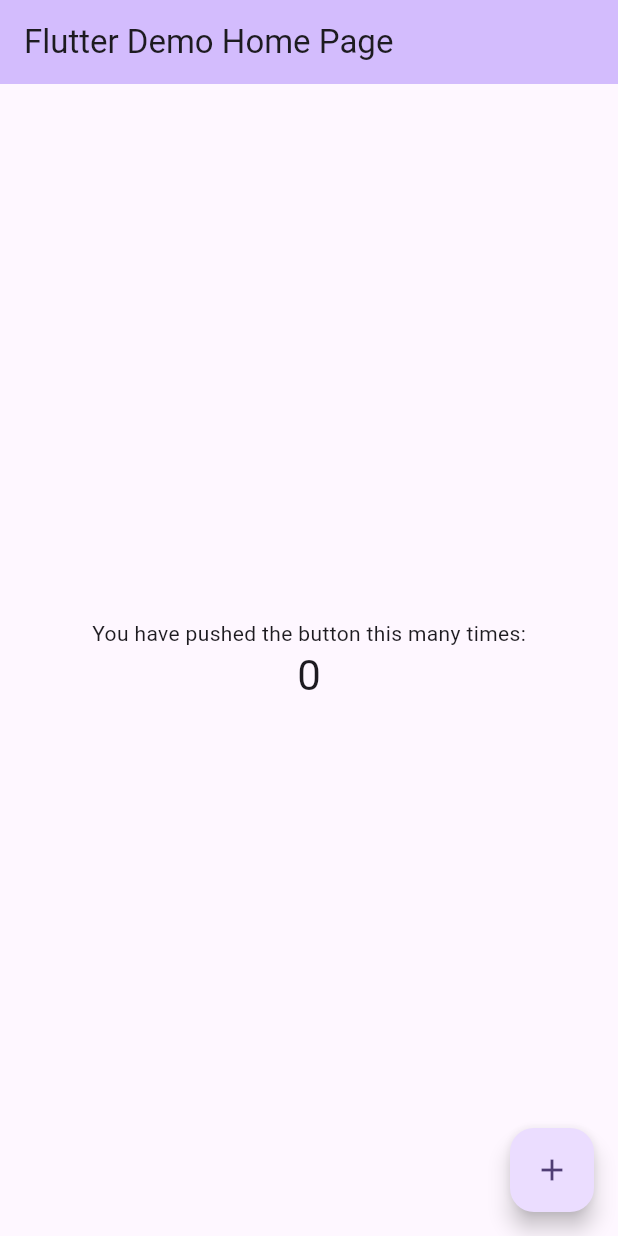
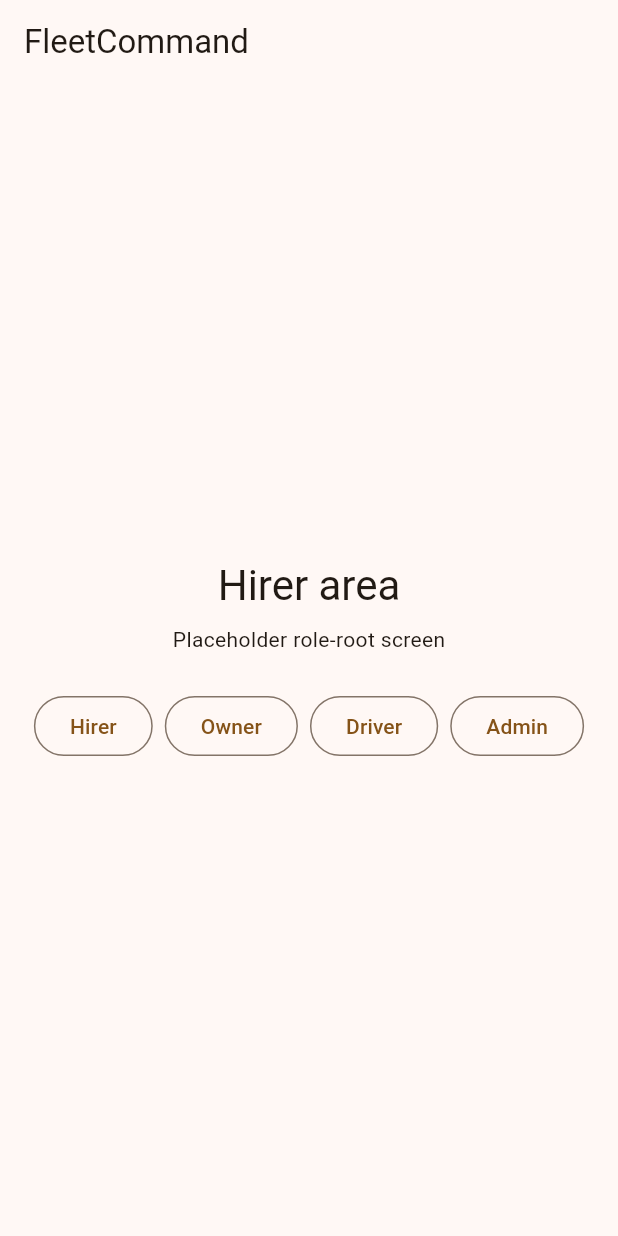
Before and after one commit to harsh-pandhe/fleetcommand-platform, a Flutter app: the screen it shows after launch, on a phone screen of 412 x 824 dp. Run offline on Flutter 3.47's test engine with Material 3 defaults, Android fonts, the phone set to English and light mode, and no system bars; our stand-ins replace flutter_riverpod, go_router.

Commit message:
feat(mobile): add Riverpod and go_router app shell closes #4

```diff
--- /dev/null
+++ b/mobile/lib/app/app.dart
@@ -0,0 +1,28 @@
+import 'package:fleetcommand_mobile/app/router/app_router.dart';
+import 'package:flutter/material.dart';
+import 'package:flutter_riverpod/flutter_riverpod.dart';
+
+class App extends StatelessWidget {
+  const App({super.key});
+
+  @override
+  Widget build(BuildContext context) {
+    return const ProviderScope(child: FleetCommandApp());
+  }
+}
+
+class FleetCommandApp extends StatelessWidget {
+  const FleetCommandApp({super.key});
+
+  @override
+  Widget build(BuildContext context) {
+    return MaterialApp.router(
+      title: 'FleetCommand',
+      theme: ThemeData(
+        colorScheme: ColorScheme.fromSeed(seedColor: Colors.orange),
+        useMaterial3: true,
+      ),
+      routerConfig: appRouter,
+    );
+  }
+}
--- /dev/null
+++ b/mobile/lib/app/router/app_router.dart
@@ -0,0 +1,86 @@
+import 'package:flutter/material.dart';
+import 'package:go_router/go_router.dart';
+
+abstract final class AppRoutes {
+  static const hirer = '/hirer';
+  static const owner = '/owner';
+  static const driver = '/driver';
+  static const admin = '/admin';
+}
+
+final GoRouter appRouter = GoRouter(
+  initialLocation: AppRoutes.hirer,
+  routes: <RouteBase>[
+    GoRoute(
+      path: AppRoutes.hirer,
+      builder: (BuildContext context, GoRouterState state) =>
+          const RoleRootPlaceholderScreen(role: 'Hirer'),
+    ),
+    GoRoute(
+      path: AppRoutes.owner,
+      builder: (BuildContext context, GoRouterState state) =>
+          const RoleRootPlaceholderScreen(role: 'Owner'),
+    ),
+    GoRoute(
+      path: AppRoutes.driver,
+      builder: (BuildContext context, GoRouterState state) =>
+          const RoleRootPlaceholderScreen(role: 'Driver'),
+    ),
+    GoRoute(
+      path: AppRoutes.admin,
+      builder: (BuildContext context, GoRouterState state) =>
+          const RoleRootPlaceholderScreen(role: 'Admin'),
+    ),
+  ],
+);
+
+class RoleRootPlaceholderScreen extends StatelessWidget {
+  const RoleRootPlaceholderScreen({super.key, required this.role});
+
+  final String role;
+
+  @override
+  Widget build(BuildContext context) {
+    return Scaffold(
+      appBar: AppBar(title: const Text('FleetCommand')),
+      body: Center(
+        child: Column(
+          mainAxisAlignment: MainAxisAlignment.center,
+          children: <Widget>[
+            Text('$role area', style: Theme.of(context).textTheme.headlineMedium),
+            const SizedBox(height: 8),
+            const Text('Placeholder role-root screen'),
+            const SizedBox(height: 24),
+            Wrap(
+              spacing: 8,
+              runSpacing: 8,
+              alignment: WrapAlignment.center,
+              children: <Widget>[
+                _RoleNavigationButton(label: 'Hirer', path: AppRoutes.hirer),
+                _RoleNavigationButton(label: 'Owner', path: AppRoutes.owner),
+                _RoleNavigationButton(label: 'Driver', path: AppRoutes.driver),
+                _RoleNavigationButton(label: 'Admin', path: AppRoutes.admin),
+              ],
+            ),
+          ],
+        ),
+      ),
+    );
+  }
+}
+
+class _RoleNavigationButton extends StatelessWidget {
+  const _RoleNavigationButton({required this.label, required this.path});
+
+  final String label;
+  final String path;
+
+  @override
+  Widget build(BuildContext context) {
+    return OutlinedButton(
+      key: Key('role-nav-${label.toLowerCase()}'),
+      onPressed: () => context.go(path),
+      child: Text(label),
+    );
+  }
+}
--- a/mobile/lib/main.dart
+++ b/mobile/lib/main.dart
@@ -1,122 +1,6 @@
-import 'package:flutter/material.dart';
+import 'package:fleetcommand_mobile/app/app.dart';
+import 'package:flutter/widgets.dart';
 
 void main() {
-  runApp(const MyApp());
+  runApp(const App());
 }
-
-class MyApp extends StatelessWidget {
-  const MyApp({super.key});
-
-  // This widget is the root of your application.
-  @override
-  Widget build(BuildContext context) {
-    return MaterialApp(
-      title: 'Flutter Demo',
-      theme: ThemeData(
-        // This is the theme of your application.
-        //
-        // TRY THIS: Try running your application with "flutter run". You'll see
-        // the application has a purple toolbar. Then, without quitting the app,
-        // try changing the seedColor in the colorScheme below to Colors.green
-        // and then invoke "hot reload" (save your changes or press the "hot
-        // reload" button in a Flutter-supported IDE, or press "r" if you used
-        // the command line to start the app).
-        //
-        // Notice that the counter didn't reset back to zero; the application
-        // state is not lost during the reload. To reset the state, use hot
-        // restart instead.
-        //
-        // This works for code too, not just values: Most code changes can be
-        // tested with just a hot reload.
-        colorScheme: .fromSeed(seedColor: Colors.deepPurple),
-      ),
-      home: const MyHomePage(title: 'Flutter Demo Home Page'),
-    );
-  }
-}
-
-class MyHomePage extends StatefulWidget {
-  const MyHomePage({super.key, required this.title});
-
-  // This widget is the home page of your application. It is stateful, meaning
-  // that it has a State object (defined below) that contains fields that affect
-  // how it looks.
-
-  // This class is the configuration for the state. It holds the values (in this
-  // case the title) provided by the parent (in this case the App widget) and
-  // used by the build method of the State. Fields in a Widget subclass are
-  // always marked "final".
-
-  final String title;
-
-  @override
-  State<MyHomePage> createState() => _MyHomePageState();
-}
-
-class _MyHomePageState extends State<MyHomePage> {
-  int _counter = 0;
-
-  void _incrementCounter() {
-    setState(() {
-      // This call to setState tells the Flutter framework that something has
-      // changed in this State, which causes it to rerun the build method below
-      // so that the display can reflect the updated values. If we changed
-      // _counter without calling setState(), then the build method would not be
-      // called again, and so nothing would appear to happen.
-      _counter++;
-    });
-  }
-
-  @override
-  Widget build(BuildContext context) {
-    // This method is rerun every time setState is called, for instance as done
-    // by the _incrementCounter method above.
-    //
-    // The Flutter framework has been optimized to make rerunning build methods
-    // fast, so that you can just rebuild anything that needs updating rather
-    // than having to individually change instances of widgets.
-    return Scaffold(
-      appBar: AppBar(
-        // TRY THIS: Try changing the color here to a specific color (to
-        // Colors.amber, perhaps?) and trigger a hot reload to see the AppBar
-        // change color while the other colors stay the same.
-        backgroundColor: Theme.of(context).colorScheme.inversePrimary,
-        // Here we take the value from the MyHomePage object that was created by
-        // the App.build method, and use it to set our appbar title.
-        title: Text(widget.title),
-      ),
-      body: Center(
-        // Center is a layout widget. It takes a single child and positions it
-        // in the middle of the parent.
-        child: Column(
-          // Column is also a layout widget. It takes a list of children and
-          // arranges them vertically. By default, it sizes itself to fit its
-          // children horizontally, and tries to be as tall as its parent.
-          //
-          // Column has various properties to control how it sizes itself and
-          // how it positions its children. Here we use mainAxisAlignment to
-          // center the children vertically; the main axis here is the vertical
-          // axis because Columns are vertical (the cross axis would be
-          // horizontal).
-          //
-          // TRY THIS: Invoke "debug painting" (choose the "Toggle Debug Paint"
-          // action in the IDE, or press "p" in the console), to see the
-          // wireframe for each widget.
-          mainAxisAlignment: .center,
-          children: [
-            const Text('You have pushed the button this many times:'),
-            Text(
-              '$_counter',
-              style: Theme.of(context).textTheme.headlineMedium,
-            ),
-          ],
-        ),
-      ),
-      floatingActionButton: FloatingActionButton(
-        onPressed: _incrementCounter,
-        tooltip: 'Increment',
-        child: const Icon(Icons.add),
-      ),
-    );
-  }
-}
--- a/mobile/pubspec.yaml
+++ b/mobile/pubspec.yaml
@@ -30,6 +30,9 @@ environment:
 dependencies:
   flutter:
     sdk: flutter
+
+  flutter_riverpod: ^3.4.2
+  go_router: ^17.5.0
 
   # The following adds the Cupertino Icons font to your application.
   # Use with the CupertinoIcons class for iOS style icons.
```
Also changed, not shown: 2 other files.
